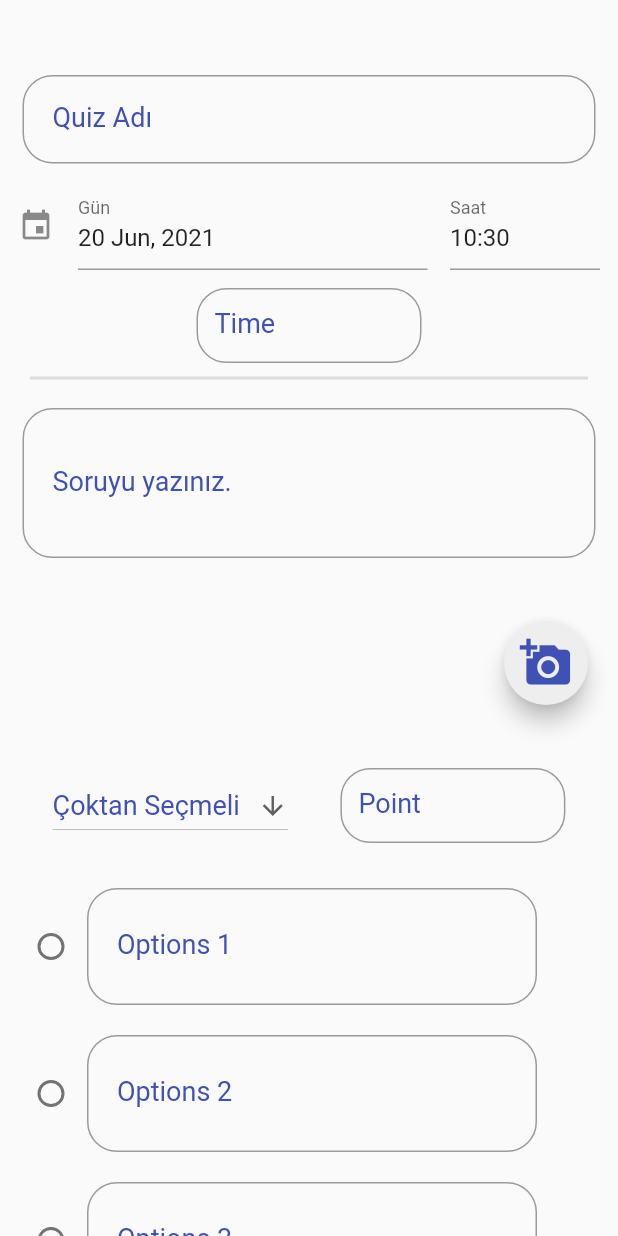
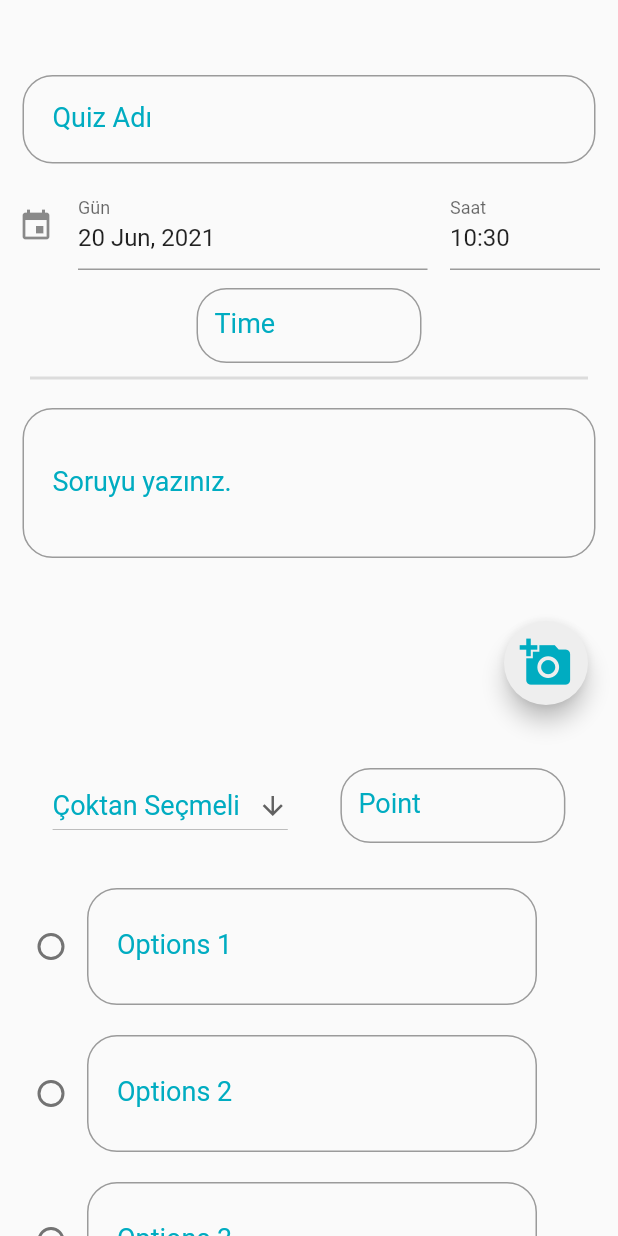
Before and after one commit to ummetduran/QuizApp, a Flutter app: the QuizEkle screen opened directly, on a phone screen of 412 x 824 dp. Run offline on Flutter 3.47's test engine with Material 2 defaults, Android fonts, the phone set to English and light mode, and no system bars; drawn by our look-alikes of date_time_picker; our stand-ins replace cloud_firestore, date_format, firebase_auth, firebase_core, image_picker, nanoid and 2 more; missing offline and left inert: countdown_flutter, imagebutton, simple_timer; accounts and stored records are empty.

Commit message:
UI tasarımlarının bazıları düzeltildi

```diff
--- a/lib/quiz_app/quiz_ekle.dart
+++ b/lib/quiz_app/quiz_ekle.dart
@@ -79,9 +79,9 @@ class _QuizEkleState extends State<QuizEkle> {
                                 borderRadius: BorderRadius.circular(20)),
                             labelText: "Quiz Adı",
                             labelStyle:
-                            TextStyle(color: Colors.indigo, fontSize: 18),
+                            TextStyle(color: Colors.cyan.shade600, fontSize: 18),
                             hintStyle:
-                            TextStyle(color: Colors.indigo, fontSize: 18)),
+                            TextStyle(color: Colors.cyan.shade600, fontSize: 18)),
                         onChanged: (name) {
                           setState(() {
                             quiz.quizName = name;
@@ -132,9 +132,9 @@ class _QuizEkleState extends State<QuizEkle> {
                             borderRadius: BorderRadius.circular(20)),
                         labelText: "Time",
                         labelStyle:
-                        TextStyle(color: Colors.indigo, fontSize: 18),
+                        TextStyle(color: Colors.cyan.shade600, fontSize: 18),
                         hintStyle:
-                        TextStyle(color: Colors.indigo, fontSize: 18)),
+                        TextStyle(color: Colors.cyan.shade600, fontSize: 18)),
                     onChanged:(quizTime) {
                       setState(() {
                         quiz.time= int.parse(quizTime);
@@ -168,9 +168,9 @@ class _QuizEkleState extends State<QuizEkle> {
                                   borderRadius: BorderRadius.circular(20)),
                               labelText: "Soruyu yazınız.",
                               labelStyle:
-                              TextStyle(color: Colors.indigo, fontSize: 18),
+                              TextStyle(color: Colors.cyan.shade600, fontSize: 18),
                               hintStyle:
-                              TextStyle(color: Colors.indigo, fontSize: 18)),
+                              TextStyle(color: Colors.cyan.shade600, fontSize: 18)),
                           onChanged: (questionText) {
                             setState(() {
                               question = new Question();
@@ -204,7 +204,7 @@ class _QuizEkleState extends State<QuizEkle> {
                         backgroundColor: Colors.grey.shade200,
                         child: Icon(
                           Icons.add_a_photo,
-                          color: Colors.indigo,
+                          color: Colors.cyan.shade600,
                           size: 35,
                         ),
                       ),
@@ -230,7 +230,7 @@ class _QuizEkleState extends State<QuizEkle> {
                             child: Text(
                               value,
                               style: TextStyle(
-                                  fontSize: 18, color: Colors.indigo),
+                                  fontSize: 18, color: Colors.cyan.shade600),
                             ));
                       }).toList(),
                       onChanged: (newValue) {
@@ -260,9 +260,9 @@ class _QuizEkleState extends State<QuizEkle> {
                                   borderRadius: BorderRadius.circular(20)),
                               labelText: "Point",
                               labelStyle:
-                              TextStyle(color: Colors.indigo, fontSize: 18),
+                              TextStyle(color: Colors.cyan.shade600, fontSize: 18),
                               hintStyle:
-                              TextStyle(color: Colors.indigo, fontSize: 18)),
+                              TextStyle(color: Colors.cyan.shade600, fontSize: 18)),
                           onChanged:(point) {
                             setState(() {
                               question.point = int.parse(point);
@@ -284,10 +284,11 @@ class _QuizEkleState extends State<QuizEkle> {
               ),
 
               Padding(
-                padding: const EdgeInsets.only(top: 50.0),
+                padding: const EdgeInsets.only(top: 40.0),
                 child: RaisedButton(
+                  color: Colors.cyan.shade600,
                   onPressed: addQuestion,
-                  child: Text("Add Question"),
+                  child: Text("Add Question",style: TextStyle(color: Colors.white),),
                 ),
               ),
 
@@ -339,9 +340,9 @@ class _QuizEkleState extends State<QuizEkle> {
                           borderRadius: BorderRadius.circular(20)),
                       labelText: "Options 1",
                       labelStyle:
-                      TextStyle(color: Colors.indigo, fontSize: 18),
+                      TextStyle(color: Colors.cyan.shade600, fontSize: 18),
                       hintStyle:
-                      TextStyle(color: Colors.indigo, fontSize: 18)),
+                      TextStyle(color: Colors.cyan.shade600, fontSize: 18)),
                   onChanged: (option1) {
               setState(() {
                 question.options[0] = option1;
@@ -369,9 +370,9 @@ class _QuizEkleState extends State<QuizEkle> {
                             borderRadius: BorderRadius.circular(20)),
                         labelText: "Options 2",
                         labelStyle:
-                        TextStyle(color: Colors.indigo, fontSize: 18),
+                        TextStyle(color: Colors.cyan.shade600, fontSize: 18),
                         hintStyle:
-                        TextStyle(color: Colors.indigo, fontSize: 18)),
+                        TextStyle(color: Colors.cyan.shade600, fontSize: 18)),
                       onChanged: (option2) {
                         setState(() {
                           question.options[1] = option2;
@@ -399,9 +400,9 @@ class _QuizEkleState extends State<QuizEkle> {
                             borderRadius: BorderRadius.circular(20)),
                         labelText: "Options 3",
                         labelStyle:
-                        TextStyle(color: Colors.indigo, fontSize: 18),
+                        TextStyle(color: Colors.cyan.shade600, fontSize: 18),
                         hintStyle:
-                        TextStyle(color: Colors.indigo, fontSize: 18)),
+                        TextStyle(color: Colors.cyan.shade600, fontSize: 18)),
                       onChanged: (option3) {
                         setState(() {
                           question.options[2] = option3;
@@ -429,9 +430,9 @@ class _QuizEkleState extends State<QuizEkle> {
                             borderRadius: BorderRadius.circular(20)),
                         labelText: "Options 4",
                         labelStyle:
-                        TextStyle(color: Colors.indigo, fontSize: 18),
+                        TextStyle(color: Colors.cyan.shade600, fontSize: 18),
                         hintStyle:
-                        TextStyle(color: Colors.indigo, fontSize: 18)),
+                        TextStyle(color: Colors.cyan.shade600, fontSize: 18)),
                       onChanged: (option4) {
                         setState(() {
                           question.options[3] = option4;
@@ -464,6 +465,7 @@ setState(() {
         child: Row(
           mainAxisAlignment: MainAxisAlignment.center,
           children: [ToggleSwitch(
+            activeBgColor: Colors.cyan.shade600,
             labels: ["True", "False"],
             onToggle: (index) {
               question.answer = labels[index];
--- a/lib/quiz_app/student_home_page.dart
+++ b/lib/quiz_app/student_home_page.dart
@@ -35,6 +35,7 @@ class _StudentHomePageState extends State<StudentHomePage> {
   Widget build(BuildContext context) {
     return Scaffold(
       appBar: AppBar(
+        backgroundColor: Colors.cyan.shade600,
         title: Text("Home Page"),
       ),
       drawer: Container(
@@ -43,7 +44,7 @@ class _StudentHomePageState extends State<StudentHomePage> {
           child: ListView(
             children: [
               DrawerHeader(
-                decoration: BoxDecoration(color: Colors.indigo),
+                decoration: BoxDecoration(color: Colors.cyan.shade600),
                 child: Column(
                   children: [
                     ClipRRect(
@@ -82,6 +83,7 @@ class _StudentHomePageState extends State<StudentHomePage> {
               width: 700,
               margin: EdgeInsets.all(10),
               child: RaisedButton(
+
                 onPressed: () {
                   Navigator.push(
                       context,
@@ -90,7 +92,7 @@ class _StudentHomePageState extends State<StudentHomePage> {
 
                 child: Text("Derse Kaydol", style: TextStyle(fontSize: 20),),
                 textColor: Colors.white,
-                color: Colors.indigo,
+                color: Colors.cyan.shade600,
                 shape: RoundedRectangleBorder(
                     borderRadius: BorderRadius.circular(50)),),
 
--- a/pubspec.yaml
+++ b/pubspec.yaml
@@ -28,6 +28,7 @@ dependencies:
   cloud_firestore: "^0.16.0+1"
   shared_preferences: ^2.0.5
   sqflite: ^2.0.0+3
+  countdown_flutter: ^0.1.2
 
 
 
```
Also changed, not shown: lib/quiz_app/login_signup.dart (+23 -25 lines), lib/quiz_app/student_quiz_page.dart (+51 -14 lines), pubspec.lock.
